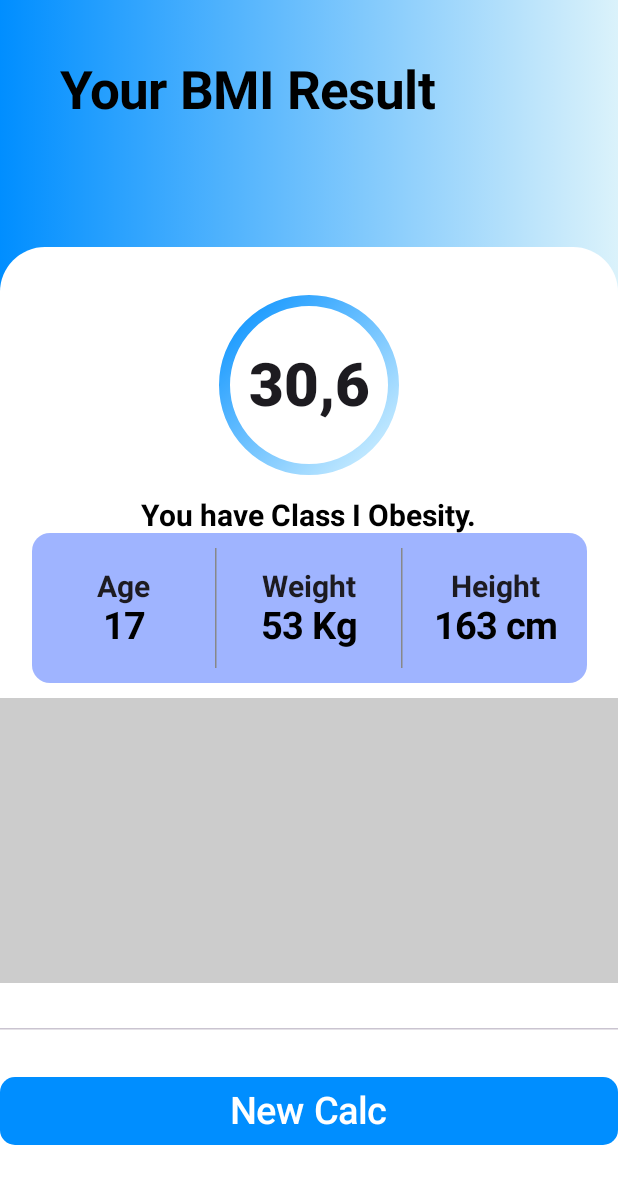
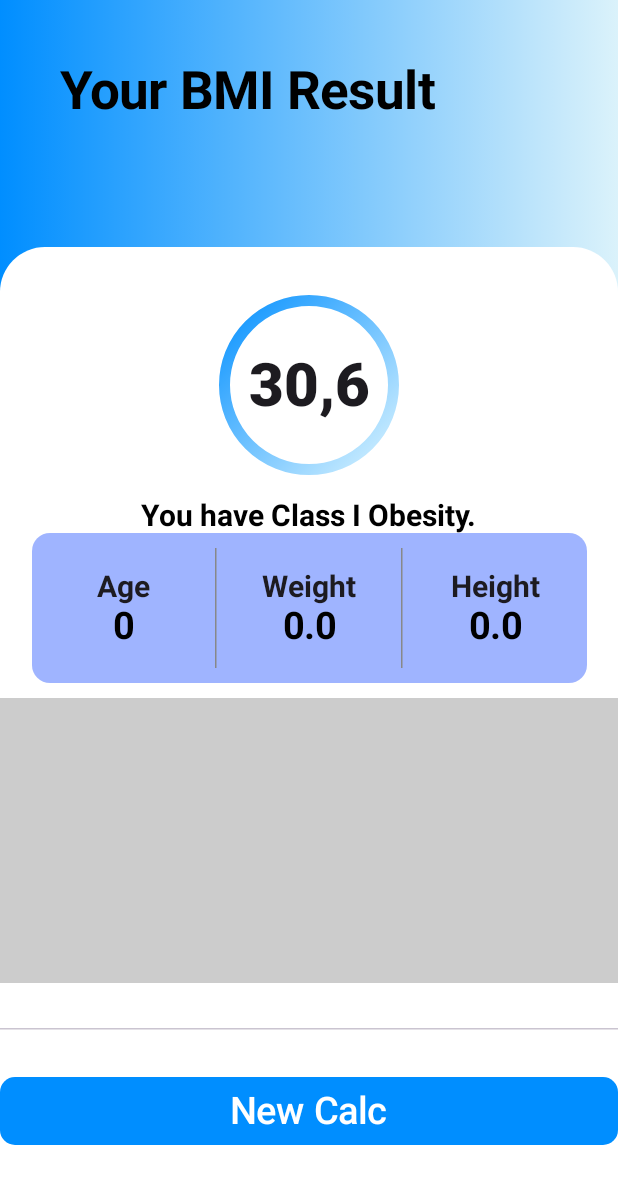
Before and after one commit to Kevynh0/project_bmi, an Android app built with Jetpack Compose: the UserDataScreen screen opened through its navigation route, after a tap on "Calculate", on a phone screen of 412 x 824 dp. Shown: the top 1184 px of the screen. Run offline under Robolectric (Android 15) with nearby library versions, the light colour scheme and no system bars; 3 statements that could not run were skipped.

Commit message:
Término das variáveis, color's e as string's

```diff
--- a/app/src/main/java/br/senai/sp/jandira/bmi/MainActivity.kt
+++ b/app/src/main/java/br/senai/sp/jandira/bmi/MainActivity.kt
@@ -21,7 +21,7 @@ class MainActivity : ComponentActivity() {
             ){
                 composable(route = "home"){ HomeScreen(navegacao) }
                 composable(route = "user_data"){ UserDataScreen(navegacao) }
-                composable(route = "bmi_result"){ BMIResultScreen() }
+                composable(route = "bmi_result"){ BMIResultScreen(navegacao) }
             }
         }
     }
--- a/app/src/main/java/br/senai/sp/jandira/bmi/screens/BMIResultScreen.kt
+++ b/app/src/main/java/br/senai/sp/jandira/bmi/screens/BMIResultScreen.kt
@@ -1,5 +1,6 @@
 package br.senai.sp.jandira.bmi.screens
 
+import android.content.Context
 import androidx.compose.foundation.BorderStroke
 import androidx.compose.foundation.background
 import androidx.compose.foundation.layout.Arrangement
@@ -27,17 +28,24 @@ import androidx.compose.ui.Alignment
 import androidx.compose.ui.Modifier
 import androidx.compose.ui.graphics.Brush
 import androidx.compose.ui.graphics.Color
+import androidx.compose.ui.platform.LocalContext
 import androidx.compose.ui.res.stringResource
 import androidx.compose.ui.text.font.FontWeight
 import androidx.compose.ui.tooling.preview.Preview
 import androidx.compose.ui.unit.dp
 import androidx.compose.ui.unit.sp
+import androidx.navigation.NavHostController
 import br.senai.sp.jandira.bmi.R
 
 @Composable
-fun  BMIResultScreen(
-    modifier: Modifier = Modifier
-){
+fun  BMIResultScreen(navegacao: NavHostController?) {
+
+    val userFile = LocalContext.current
+        .getSharedPreferences("user_file", Context.MODE_PRIVATE)
+    val userAge = userFile.getInt("user_age", 0)
+    val userHeight = userFile.getFloat("user_height", 0.0f)
+    val userWeight = userFile.getFloat("user_weight", 0.0f)
+
     Box(modifier = Modifier
         .fillMaxSize()
     ){
@@ -155,7 +163,7 @@ fun  BMIResultScreen(
                                     fontWeight = FontWeight.Bold
                                 )
                                 Text(
-                                    text = "17",
+                                    text = "${userAge}",
                                     fontSize = 25.sp,
                                     fontWeight = FontWeight.Bold,
                                     color = Color.Black
@@ -181,7 +189,7 @@ fun  BMIResultScreen(
                                     fontWeight = FontWeight.Bold
                                 )
                                 Text(
-                                    text = "53 Kg",
+                                    text = "${userWeight}",
                                     fontSize = 25.sp,
                                     fontWeight = FontWeight.Bold,
                                     color = Color.Black
@@ -207,7 +215,7 @@ fun  BMIResultScreen(
                                     fontWeight = FontWeight.Bold
                                 )
                                 Text(
-                                    text = "163 cm",
+                                    text = "${userHeight}",
                                     fontSize = 25.sp,
                                     fontWeight = FontWeight.Bold,
                                     color = Color.Black
@@ -227,7 +235,7 @@ fun  BMIResultScreen(
                             .padding(top = 30.dp)
                     )
                     Button(
-                        onClick = {},
+                        onClick = {navegacao?.navigate("home")},
                         modifier = Modifier
                             .fillMaxWidth()
                             .padding(top = 30.dp),
@@ -250,5 +258,5 @@ fun  BMIResultScreen(
 @Preview (showSystemUi = true)
 @Composable
 private fun BMIResultScreenPreview(){
-    BMIResultScreen()
+    BMIResultScreen(null)
 }
--- a/app/src/main/java/br/senai/sp/jandira/bmi/screens/UserDataScreen.kt
+++ b/app/src/main/java/br/senai/sp/jandira/bmi/screens/UserDataScreen.kt
@@ -48,14 +48,17 @@ import br.senai.sp.jandira.bmi.R
 @Composable
 fun UserDataScreen(navegacao: NavHostController?) {
 
+    //Recebe o valor digitado pelo usuário
     var ageState = remember {
         mutableStateOf("")
     }
 
+    //Recebe o valor digitado pelo usuário
     var weightState = remember {
         mutableStateOf("")
     }
 
+    //Recebe o valor digitado pelo usuário
     var heightState = remember {
         mutableStateOf("")
     }
@@ -213,8 +216,8 @@ fun UserDataScreen(navegacao: NavHostController?) {
                             .fillMaxWidth()
                     ){
                         OutlinedTextField(
-                            value = "",
-                            onValueChange = {},
+                            value = ageState.value,
+                            onValueChange = {ageState.value = it},
                             modifier = Modifier
                                 .fillMaxWidth(),
                             leadingIcon = {
@@ -237,8 +240,8 @@ fun UserDataScreen(navegacao: NavHostController?) {
                             )
                         )
                         OutlinedTextField(
-                            value = "",
-                            onValueChange = {},
+                            value = weightState.value, //-------------
+                            onValueChange = {weightState.value = it},
                             modifier = Modifier
                                 .fillMaxWidth()
                                 .padding(vertical = 16.dp),
@@ -262,8 +265,8 @@ fun UserDataScreen(navegacao: NavHostController?) {
                             )
                         )
                         OutlinedTextField(
-                            value = "",
-                            onValueChange = {},
+                            value = heightState.value,
+                            onValueChange = {heightState.value = it},
                             modifier = Modifier
                                 .fillMaxWidth(),
                             leadingIcon = {
@@ -286,12 +289,14 @@ fun UserDataScreen(navegacao: NavHostController?) {
                             )
                         )
                     }
-                    Button(onClick = {
-                        editor.putInt("user_age", ageState.value.toInt())
-                        editor.putFloat("user_weight", weightState.value.toFloat())
-                        editor.putFloat("user_height", heightState.value.toFloat())
-                        navegacao?.navigate("bmi_result")
-                    },
+                    Button(
+                        onClick = {
+                            editor.putInt("user_age", ageState.value.toInt())
+                            editor.putFloat("user_weight", weightState.value.toFloat())
+                            editor.putFloat("user_height", heightState.value.toFloat())
+                            editor.apply()
+                            navegacao?.navigate("bmi_result")
+                        },
                         modifier = Modifier
                             .fillMaxWidth()
                             .height(48.dp),
```
Also changed, not shown: app/src/main/res/values/colors.xml (+9 -0 lines), app/src/main/res/values/strings.xml (+9 -0 lines), 2 other files.
